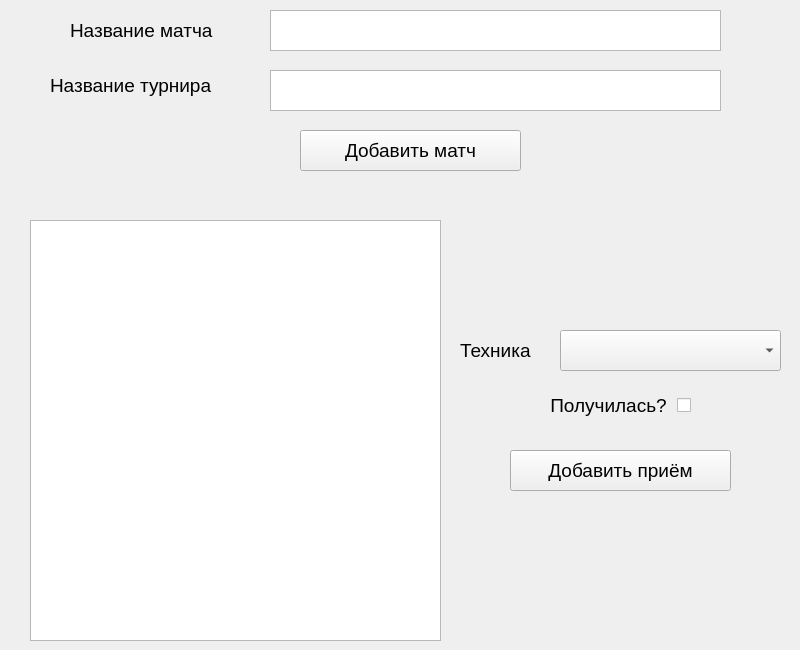
The window that add_match.ui (Arlonar/SportAnalyzer) describes before a commit, drawn with Qt 5.
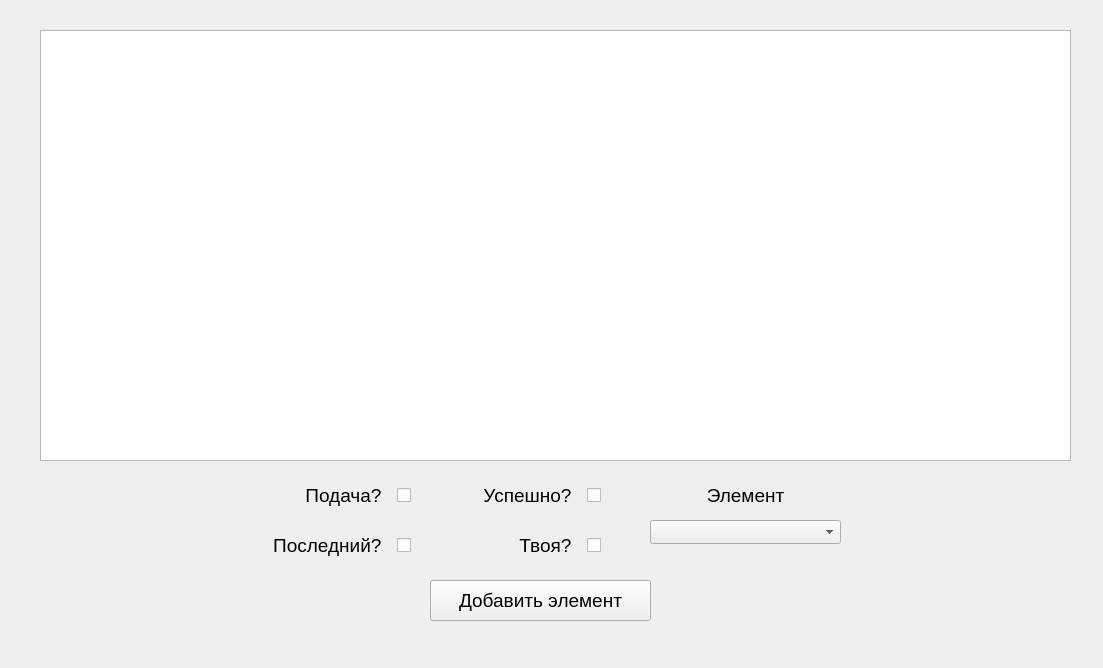
The same window after the commit.

Commit message: Adding a feature of adding matches (match + game + score + elenents)

```diff
--- a/add_match.ui
+++ b/add_match.ui
@@ -6,8 +6,8 @@
    <rect>
     <x>0</x>
     <y>0</y>
-    <width>800</width>
-    <height>650</height>
+    <width>1103</width>
+    <height>668</height>
    </rect>
   </property>
   <property name="baseSize">
@@ -16,14 +16,97 @@
     <height>720</height>
    </size>
   </property>
+  <property name="font">
+   <font>
+    <pointsize>14</pointsize>
+   </font>
+  </property>
   <property name="windowTitle">
    <string>Form</string>
   </property>
-  <widget class="QTextEdit" name="match_name_text_edit">
+  <widget class="QWidget" name="add_match_widget" native="true">
    <property name="geometry">
     <rect>
-     <x>270</x>
-     <y>10</y>
+     <x>390</x>
+     <y>20</y>
+     <width>691</width>
+     <height>451</height>
+    </rect>
+   </property>
+   <widget class="QDateEdit" name="date_edit">
+    <property name="geometry">
+     <rect>
+      <x>230</x>
+      <y>130</y>
+      <width>151</width>
+      <height>31</height>
+     </rect>
+    </property>
+    <property name="font">
+     <font>
+      <pointsize>14</pointsize>
+     </font>
+    </property>
+   </widget>
+   <widget class="QDoubleSpinBox" name="rating_spin_box">
+    <property name="geometry">
+     <rect>
+      <x>230</x>
+      <y>230</y>
+      <width>121</width>
+      <height>31</height>
+     </rect>
+    </property>
+    <property name="font">
+     <font>
+      <pointsize>14</pointsize>
+     </font>
+    </property>
+    <property name="prefix">
+     <string/>
+    </property>
+    <property name="suffix">
+     <string/>
+    </property>
+    <property name="maximum">
+     <double>2000.000000000000000</double>
+    </property>
+    <property name="value">
+     <double>0.000000000000000</double>
+    </property>
+   </widget>
+   <widget class="QCheckBox" name="win_check_box">
+    <property name="geometry">
+     <rect>
+      <x>80</x>
+      <y>180</y>
+      <width>171</width>
+      <height>31</height>
+     </rect>
+    </property>
+    <property name="font">
+     <font>
+      <pointsize>14</pointsize>
+     </font>
+    </property>
+    <property name="layoutDirection">
+     <enum>Qt::RightToLeft</enum>
+    </property>
+    <property name="text">
+     <string>Победа?  </string>
+    </property>
+    <property name="autoRepeat">
+     <bool>false</bool>
+    </property>
+    <property name="tristate">
+     <bool>false</bool>
+    </property>
+   </widget>
+   <widget class="QLineEdit" name="enemy_name_line_edit">
+    <property name="geometry">
+     <rect>
+      <x>230</x>
+      <y>280</y>
      <width>451</width>
      <height>41</height>
     </rect>
@@ -33,6 +116,9 @@
      <pointsize>14</pointsize>
     </font>
    </property>
+    <property name="placeholderText">
+     <string/>
+    </property>
   </widget>
   <widget class="QLabel" name="match_name_label">
    <property name="enabled">
@@ -40,7 +126,7 @@
    </property>
    <property name="geometry">
     <rect>
-     <x>70</x>
+      <x>30</x>
      <y>20</y>
      <width>181</width>
      <height>21</height>
@@ -60,11 +146,14 @@
    <property name="text">
     <string>Название матча</string>
    </property>
-  </widget>
-  <widget class="QTextEdit" name="tournament_name_text_edit">
+    <property name="alignment">
+     <set>Qt::AlignRight|Qt::AlignTrailing|Qt::AlignVCenter</set>
+    </property>
+   </widget>
+   <widget class="QLineEdit" name="tournament_name_line_edit">
    <property name="geometry">
     <rect>
-     <x>270</x>
+      <x>230</x>
      <y>70</y>
      <width>451</width>
      <height>41</height>
@@ -74,12 +163,150 @@
     <font>
      <pointsize>14</pointsize>
     </font>
+    </property>
+    <property name="placeholderText">
+     <string/>
+    </property>
+   </widget>
+   <widget class="QLabel" name="enemy_name_label">
+    <property name="geometry">
+     <rect>
+      <x>10</x>
+      <y>280</y>
+      <width>201</width>
+      <height>31</height>
+     </rect>
+    </property>
+    <property name="font">
+     <font>
+      <pointsize>14</pointsize>
+     </font>
+    </property>
+    <property name="autoFillBackground">
+     <bool>false</bool>
+    </property>
+    <property name="text">
+     <string>Соперник</string>
+    </property>
+    <property name="alignment">
+     <set>Qt::AlignRight|Qt::AlignTrailing|Qt::AlignVCenter</set>
+    </property>
+   </widget>
+   <widget class="QLabel" name="date_label">
+    <property name="geometry">
+     <rect>
+      <x>10</x>
+      <y>130</y>
+      <width>201</width>
+      <height>31</height>
+     </rect>
+    </property>
+    <property name="font">
+     <font>
+      <pointsize>14</pointsize>
+     </font>
+    </property>
+    <property name="autoFillBackground">
+     <bool>false</bool>
+    </property>
+    <property name="text">
+     <string>Дата матча</string>
+    </property>
+    <property name="textFormat">
+     <enum>Qt::AutoText</enum>
+    </property>
+    <property name="scaledContents">
+     <bool>false</bool>
+    </property>
+    <property name="alignment">
+     <set>Qt::AlignRight|Qt::AlignTrailing|Qt::AlignVCenter</set>
+    </property>
+   </widget>
+   <widget class="QLineEdit" name="match_name_line_edit">
+    <property name="geometry">
+     <rect>
+      <x>230</x>
+      <y>10</y>
+      <width>451</width>
+      <height>41</height>
+     </rect>
+    </property>
+    <property name="font">
+     <font>
+      <pointsize>14</pointsize>
+     </font>
+    </property>
+    <property name="inputMask">
+     <string/>
+    </property>
+    <property name="text">
+     <string/>
+    </property>
+    <property name="placeholderText">
+     <string/>
+    </property>
+   </widget>
+   <widget class="QDoubleSpinBox" name="enemy_rating_spin_box">
+    <property name="geometry">
+     <rect>
+      <x>230</x>
+      <y>340</y>
+      <width>121</width>
+      <height>31</height>
+     </rect>
+    </property>
+    <property name="font">
+     <font>
+      <pointsize>14</pointsize>
+     </font>
+    </property>
+    <property name="prefix">
+     <string/>
+    </property>
+    <property name="suffix">
+     <string/>
+    </property>
+    <property name="maximum">
+     <double>2000.000000000000000</double>
+    </property>
+    <property name="value">
+     <double>0.000000000000000</double>
+    </property>
+   </widget>
+   <widget class="QLabel" name="enemy_rating_label">
+    <property name="geometry">
+     <rect>
+      <x>10</x>
+      <y>340</y>
+      <width>201</width>
+      <height>31</height>
+     </rect>
+    </property>
+    <property name="font">
+     <font>
+      <pointsize>14</pointsize>
+     </font>
+    </property>
+    <property name="autoFillBackground">
+     <bool>false</bool>
+    </property>
+    <property name="text">
+     <string>Рейтинг соперника</string>
+    </property>
+    <property name="textFormat">
+     <enum>Qt::AutoText</enum>
+    </property>
+    <property name="scaledContents">
+     <bool>false</bool>
+    </property>
+    <property name="alignment">
+     <set>Qt::AlignRight|Qt::AlignTrailing|Qt::AlignVCenter</set>
    </property>
   </widget>
   <widget class="QLabel" name="tournament_name_label">
    <property name="geometry">
     <rect>
-     <x>50</x>
+      <x>10</x>
      <y>70</y>
      <width>201</width>
      <height>31</height>
@@ -96,12 +323,45 @@
    <property name="text">
     <string>Название турнира</string>
    </property>
+    <property name="alignment">
+     <set>Qt::AlignRight|Qt::AlignTrailing|Qt::AlignVCenter</set>
+    </property>
+   </widget>
+   <widget class="QLabel" name="rating_label">
+    <property name="geometry">
+     <rect>
+      <x>10</x>
+      <y>230</y>
+      <width>201</width>
+      <height>31</height>
+     </rect>
+    </property>
+    <property name="font">
+     <font>
+      <pointsize>14</pointsize>
+     </font>
+    </property>
+    <property name="autoFillBackground">
+     <bool>false</bool>
+    </property>
+    <property name="text">
+     <string>Твой рейтинг</string>
+    </property>
+    <property name="textFormat">
+     <enum>Qt::AutoText</enum>
+    </property>
+    <property name="scaledContents">
+     <bool>false</bool>
+    </property>
+    <property name="alignment">
+     <set>Qt::AlignRight|Qt::AlignTrailing|Qt::AlignVCenter</set>
+    </property>
   </widget>
   <widget class="QPushButton" name="add_match_button">
    <property name="geometry">
     <rect>
-     <x>300</x>
-     <y>130</y>
+      <x>250</x>
+      <y>400</y>
      <width>221</width>
      <height>41</height>
     </rect>
@@ -115,13 +375,325 @@
     <string>Добавить матч</string>
    </property>
   </widget>
-  <widget class="QTableView" name="techincs_table">
+  </widget>
+  <widget class="QWidget" name="add_game_widget" native="true">
    <property name="geometry">
     <rect>
+     <x>0</x>
+     <y>50</y>
+     <width>441</width>
+     <height>121</height>
+    </rect>
+   </property>
+   <widget class="QPushButton" name="add_game_button">
+    <property name="geometry">
+     <rect>
+      <x>210</x>
+      <y>10</y>
+      <width>221</width>
+      <height>41</height>
+     </rect>
+    </property>
+    <property name="font">
+     <font>
+      <pointsize>14</pointsize>
+     </font>
+    </property>
+    <property name="text">
+     <string>Добавить сет</string>
+    </property>
+   </widget>
+   <widget class="QCheckBox" name="game_win_check_box">
+    <property name="geometry">
+     <rect>
      <x>30</x>
-     <y>220</y>
-     <width>411</width>
-     <height>421</height>
+      <y>20</y>
+      <width>131</width>
+      <height>31</height>
+     </rect>
+    </property>
+    <property name="font">
+     <font>
+      <pointsize>14</pointsize>
+     </font>
+    </property>
+    <property name="layoutDirection">
+     <enum>Qt::RightToLeft</enum>
+    </property>
+    <property name="text">
+     <string>Победа?  </string>
+    </property>
+    <property name="autoRepeat">
+     <bool>false</bool>
+    </property>
+    <property name="tristate">
+     <bool>false</bool>
+    </property>
+   </widget>
+   <widget class="QLabel" name="game_score_label">
+    <property name="geometry">
+     <rect>
+      <x>20</x>
+      <y>70</y>
+      <width>201</width>
+      <height>31</height>
+     </rect>
+    </property>
+    <property name="font">
+     <font>
+      <pointsize>14</pointsize>
+     </font>
+    </property>
+    <property name="autoFillBackground">
+     <bool>false</bool>
+    </property>
+    <property name="text">
+     <string>Счет по сетам: </string>
+    </property>
+    <property name="textFormat">
+     <enum>Qt::AutoText</enum>
+    </property>
+    <property name="scaledContents">
+     <bool>false</bool>
+    </property>
+    <property name="alignment">
+     <set>Qt::AlignRight|Qt::AlignTrailing|Qt::AlignVCenter</set>
+    </property>
+   </widget>
+   <widget class="QLineEdit" name="game_score_line_edit_1">
+    <property name="geometry">
+     <rect>
+      <x>240</x>
+      <y>70</y>
+      <width>51</width>
+      <height>41</height>
+     </rect>
+    </property>
+    <property name="font">
+     <font>
+      <pointsize>18</pointsize>
+     </font>
+    </property>
+    <property name="text">
+     <string>0</string>
+    </property>
+    <property name="frame">
+     <bool>false</bool>
+    </property>
+    <property name="cursorPosition">
+     <number>1</number>
+    </property>
+    <property name="alignment">
+     <set>Qt::AlignCenter</set>
+    </property>
+    <property name="readOnly">
+     <bool>true</bool>
+    </property>
+    <property name="placeholderText">
+     <string/>
+    </property>
+   </widget>
+   <widget class="QLineEdit" name="game_score_line_edit_2">
+    <property name="geometry">
+     <rect>
+      <x>310</x>
+      <y>70</y>
+      <width>51</width>
+      <height>41</height>
+     </rect>
+    </property>
+    <property name="font">
+     <font>
+      <pointsize>18</pointsize>
+     </font>
+    </property>
+    <property name="text">
+     <string>0</string>
+    </property>
+    <property name="frame">
+     <bool>false</bool>
+    </property>
+    <property name="cursorPosition">
+     <number>1</number>
+    </property>
+    <property name="alignment">
+     <set>Qt::AlignCenter</set>
+    </property>
+    <property name="readOnly">
+     <bool>true</bool>
+    </property>
+    <property name="placeholderText">
+     <string/>
+    </property>
+   </widget>
+  </widget>
+  <widget class="QWidget" name="add_score_widget" native="true">
+   <property name="geometry">
+    <rect>
+     <x>0</x>
+     <y>270</y>
+     <width>441</width>
+     <height>121</height>
+    </rect>
+   </property>
+   <widget class="QPushButton" name="add_score_button">
+    <property name="geometry">
+     <rect>
+      <x>210</x>
+      <y>10</y>
+      <width>221</width>
+      <height>41</height>
+     </rect>
+    </property>
+    <property name="font">
+     <font>
+      <pointsize>14</pointsize>
+     </font>
+    </property>
+    <property name="text">
+     <string>Добавить очко</string>
+    </property>
+   </widget>
+   <widget class="QCheckBox" name="score_win_check_box">
+    <property name="geometry">
+     <rect>
+      <x>30</x>
+      <y>20</y>
+      <width>131</width>
+      <height>31</height>
+     </rect>
+    </property>
+    <property name="font">
+     <font>
+      <pointsize>14</pointsize>
+     </font>
+    </property>
+    <property name="layoutDirection">
+     <enum>Qt::RightToLeft</enum>
+    </property>
+    <property name="text">
+     <string>Победа?  </string>
+    </property>
+    <property name="autoRepeat">
+     <bool>false</bool>
+    </property>
+    <property name="tristate">
+     <bool>false</bool>
+    </property>
+   </widget>
+   <widget class="QLabel" name="scores_label_2">
+    <property name="geometry">
+     <rect>
+      <x>20</x>
+      <y>70</y>
+      <width>201</width>
+      <height>31</height>
+     </rect>
+    </property>
+    <property name="font">
+     <font>
+      <pointsize>14</pointsize>
+     </font>
+    </property>
+    <property name="autoFillBackground">
+     <bool>false</bool>
+    </property>
+    <property name="text">
+     <string>Счет сета: </string>
+    </property>
+    <property name="textFormat">
+     <enum>Qt::AutoText</enum>
+    </property>
+    <property name="scaledContents">
+     <bool>false</bool>
+    </property>
+    <property name="alignment">
+     <set>Qt::AlignRight|Qt::AlignTrailing|Qt::AlignVCenter</set>
+    </property>
+   </widget>
+   <widget class="QLineEdit" name="score_line_edit_1">
+    <property name="geometry">
+     <rect>
+      <x>240</x>
+      <y>70</y>
+      <width>51</width>
+      <height>41</height>
+     </rect>
+    </property>
+    <property name="font">
+     <font>
+      <pointsize>18</pointsize>
+     </font>
+    </property>
+    <property name="text">
+     <string>0</string>
+    </property>
+    <property name="frame">
+     <bool>false</bool>
+    </property>
+    <property name="cursorPosition">
+     <number>1</number>
+    </property>
+    <property name="alignment">
+     <set>Qt::AlignCenter</set>
+    </property>
+    <property name="readOnly">
+     <bool>true</bool>
+    </property>
+    <property name="placeholderText">
+     <string/>
+    </property>
+   </widget>
+   <widget class="QLineEdit" name="score_line_edit_2">
+    <property name="geometry">
+     <rect>
+      <x>310</x>
+      <y>70</y>
+      <width>51</width>
+      <height>41</height>
+     </rect>
+    </property>
+    <property name="font">
+     <font>
+      <pointsize>18</pointsize>
+     </font>
+    </property>
+    <property name="text">
+     <string>0</string>
+    </property>
+    <property name="frame">
+     <bool>false</bool>
+    </property>
+    <property name="cursorPosition">
+     <number>1</number>
+    </property>
+    <property name="alignment">
+     <set>Qt::AlignCenter</set>
+    </property>
+    <property name="readOnly">
+     <bool>true</bool>
+    </property>
+    <property name="placeholderText">
+     <string/>
+    </property>
+   </widget>
+  </widget>
+  <widget class="QWidget" name="add_element_widget" native="true">
+   <property name="geometry">
+    <rect>
+     <x>20</x>
+     <y>20</y>
+     <width>1061</width>
+     <height>621</height>
+    </rect>
+   </property>
+   <widget class="QTableView" name="elements_table">
+    <property name="geometry">
+     <rect>
+      <x>20</x>
+      <y>10</y>
+      <width>1031</width>
+      <height>431</height>
     </rect>
    </property>
    <property name="font">
@@ -133,19 +705,28 @@
     <set>QAbstractItemView::NoEditTriggers</set>
    </property>
    <attribute name="horizontalHeaderVisible">
+     <bool>true</bool>
+    </attribute>
+    <attribute name="horizontalHeaderCascadingSectionResizes">
+     <bool>false</bool>
+    </attribute>
+    <attribute name="horizontalHeaderStretchLastSection">
     <bool>false</bool>
    </attribute>
    <attribute name="verticalHeaderVisible">
     <bool>false</bool>
    </attribute>
-  </widget>
-  <widget class="QPushButton" name="add_technic_button">
+    <attribute name="verticalHeaderHighlightSections">
+     <bool>true</bool>
+    </attribute>
+   </widget>
+   <widget class="QCheckBox" name="serve_check_box">
    <property name="geometry">
     <rect>
-     <x>510</x>
-     <y>450</y>
-     <width>221</width>
-     <height>41</height>
+      <x>260</x>
+      <y>460</y>
+      <width>131</width>
+      <height>31</height>
     </rect>
    </property>
    <property name="font">
@@ -153,17 +734,26 @@
      <pointsize>14</pointsize>
     </font>
    </property>
+    <property name="layoutDirection">
+     <enum>Qt::RightToLeft</enum>
+    </property>
    <property name="text">
-    <string>Добавить приём</string>
-   </property>
-  </widget>
-  <widget class="QLabel" name="technic_name_label">
+     <string>Подача?  </string>
+    </property>
+    <property name="autoRepeat">
+     <bool>false</bool>
+    </property>
+    <property name="tristate">
+     <bool>false</bool>
+    </property>
+   </widget>
+   <widget class="QCheckBox" name="your_element_check_box">
    <property name="geometry">
     <rect>
-     <x>460</x>
-     <y>340</y>
-     <width>91</width>
-     <height>20</height>
+      <x>450</x>
+      <y>510</y>
+      <width>131</width>
+      <height>31</height>
     </rect>
    </property>
    <property name="font">
@@ -171,36 +761,51 @@
      <pointsize>14</pointsize>
     </font>
    </property>
-   <property name="autoFillBackground">
-    <bool>false</bool>
+    <property name="layoutDirection">
+     <enum>Qt::RightToLeft</enum>
    </property>
    <property name="text">
-    <string>Техника</string>
-   </property>
-  </widget>
-  <widget class="QComboBox" name="technics_combo_box">
-   <property name="geometry">
-    <rect>
-     <x>560</x>
-     <y>330</y>
-     <width>221</width>
-     <height>41</height>
-    </rect>
-   </property>
-   <property name="font">
-    <font>
-     <pointsize>14</pointsize>
-    </font>
-   </property>
-   <property name="currentText">
-    <string/>
+     <string>Твоя?  </string>
+    </property>
+    <property name="autoRepeat">
+     <bool>false</bool>
+    </property>
+    <property name="tristate">
+     <bool>false</bool>
    </property>
   </widget>
   <widget class="QCheckBox" name="successful_check_box">
    <property name="geometry">
     <rect>
-     <x>520</x>
-     <y>390</y>
+      <x>430</x>
+      <y>460</y>
+      <width>151</width>
+      <height>31</height>
+     </rect>
+    </property>
+    <property name="font">
+     <font>
+      <pointsize>14</pointsize>
+     </font>
+    </property>
+    <property name="layoutDirection">
+     <enum>Qt::RightToLeft</enum>
+    </property>
+    <property name="text">
+     <string>Успешно?  </string>
+    </property>
+    <property name="autoRepeat">
+     <bool>false</bool>
+    </property>
+    <property name="tristate">
+     <bool>false</bool>
+    </property>
+   </widget>
+   <widget class="QCheckBox" name="final_element_check_box">
+    <property name="geometry">
+     <rect>
+      <x>220</x>
+      <y>510</y>
      <width>171</width>
      <height>31</height>
     </rect>
@@ -214,7 +819,7 @@
     <enum>Qt::RightToLeft</enum>
    </property>
    <property name="text">
-    <string>Получилась? </string>
+     <string>Последний?  </string>
    </property>
    <property name="autoRepeat">
     <bool>false</bool>
@@ -222,6 +827,65 @@
    <property name="tristate">
     <bool>false</bool>
    </property>
+   </widget>
+   <widget class="QComboBox" name="elements_combo_box">
+    <property name="geometry">
+     <rect>
+      <x>630</x>
+      <y>500</y>
+      <width>191</width>
+      <height>24</height>
+     </rect>
+    </property>
+   </widget>
+   <widget class="QLabel" name="element_label">
+    <property name="geometry">
+     <rect>
+      <x>670</x>
+      <y>460</y>
+      <width>111</width>
+      <height>31</height>
+     </rect>
+    </property>
+    <property name="font">
+     <font>
+      <pointsize>14</pointsize>
+     </font>
+    </property>
+    <property name="autoFillBackground">
+     <bool>false</bool>
+    </property>
+    <property name="text">
+     <string>Элемент</string>
+    </property>
+    <property name="textFormat">
+     <enum>Qt::AutoText</enum>
+    </property>
+    <property name="scaledContents">
+     <bool>false</bool>
+    </property>
+    <property name="alignment">
+     <set>Qt::AlignCenter</set>
+    </property>
+   </widget>
+   <widget class="QPushButton" name="add_element_button">
+    <property name="geometry">
+     <rect>
+      <x>410</x>
+      <y>560</y>
+      <width>221</width>
+      <height>41</height>
+     </rect>
+    </property>
+    <property name="font">
+     <font>
+      <pointsize>14</pointsize>
+     </font>
+    </property>
+    <property name="text">
+     <string>Добавить элемент</string>
+    </property>
+   </widget>
   </widget>
  </widget>
  <resources/>
```
Left out of the diff: 2 changed lines with no effect on the pictures. Lines whose indentation alone changed are shown as unchanged. The commit also changes 8 other files.
